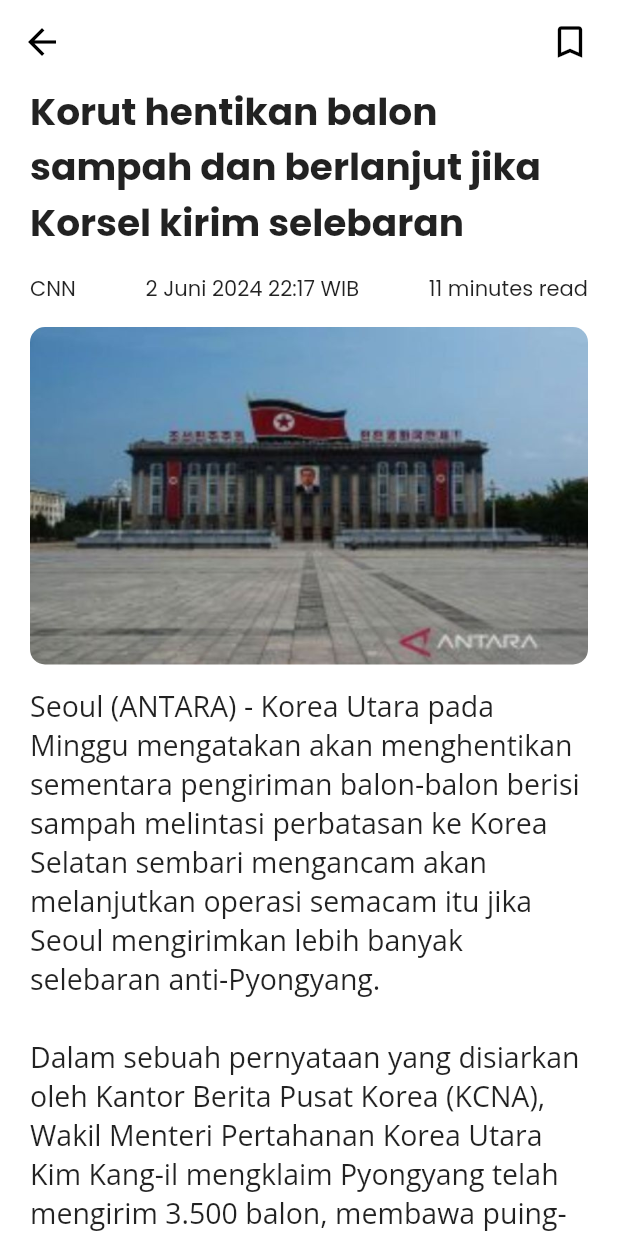
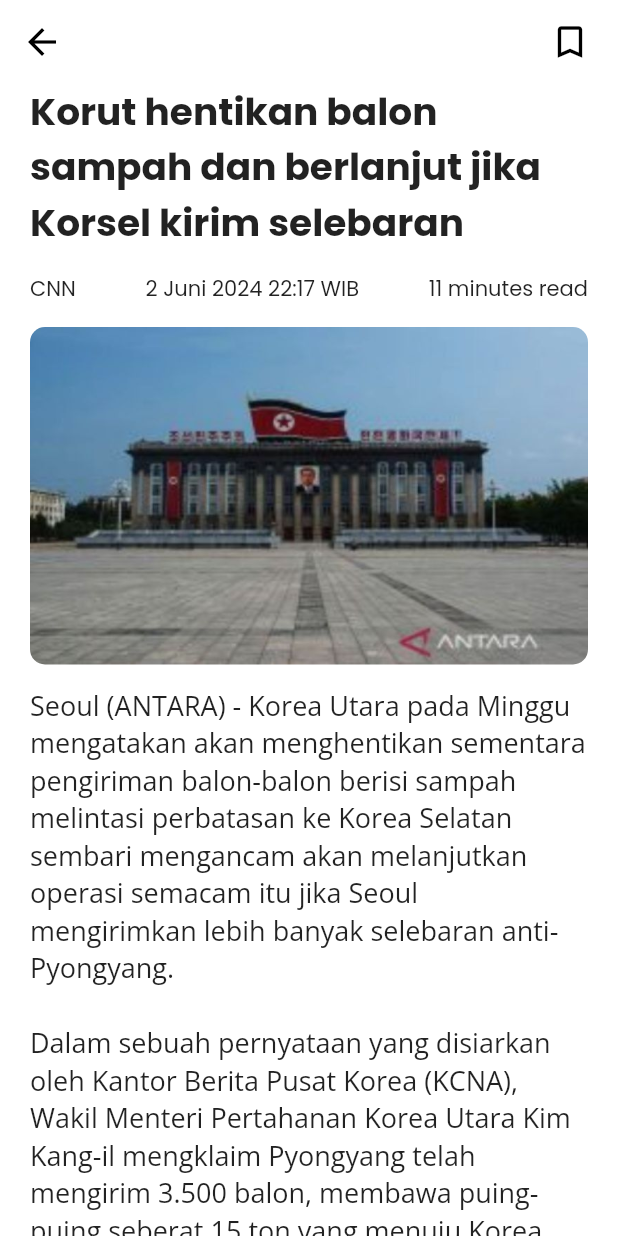
Before and after one commit to kochan4php/submission-BMFP-dicoding, a Flutter app: the screen it shows after launch, after a tap on "Korut hentikan balon sampah dan berlanju", on a phone screen of 412 x 824 dp. Run offline on Flutter 3.47's test engine with Material 3 defaults, Android fonts, the phone set to English and light mode, and no system bars.

Commit message:
update appbar homescreen dan fontsize dari description detail screen

```diff
--- a/lib/ui/detail_screen.dart
+++ b/lib/ui/detail_screen.dart
@@ -75,7 +75,7 @@ class DetailScreen extends StatelessWidget {
                 child: Text(
                   news.description,
                   style: const TextStyle(
-                      fontSize: 19,
+                      fontSize: 18,
                       fontFamily: 'Open Sans',
                       fontWeight: FontWeight.w400),
                 ),
--- a/lib/ui/home_screen.dart
+++ b/lib/ui/home_screen.dart
@@ -33,6 +33,7 @@ class HomeScreen extends StatelessWidget {
   @override
   Widget build(BuildContext context) {
     return Scaffold(
+      backgroundColor: Colors.white,
       appBar: AppBar(
         forceMaterialTransparency: true,
         leading: IconButton(
```
